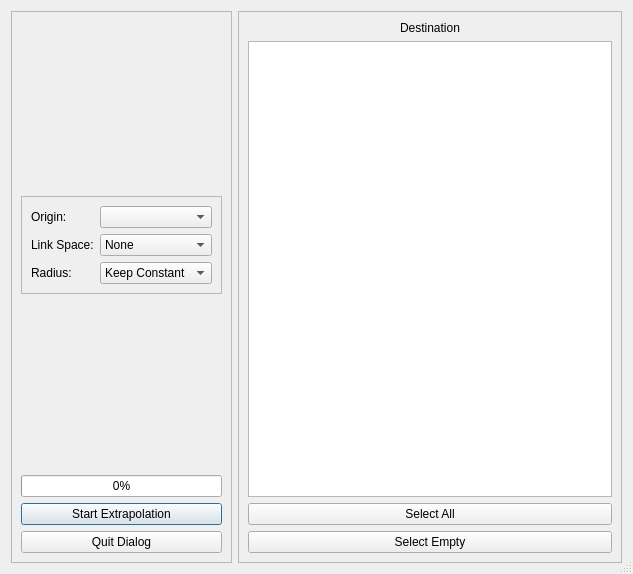
First picture: the form in braviz/interaction/qt_guis/extrapolate_spheres.ui, repository diego0020/braviz-app, before the edit.
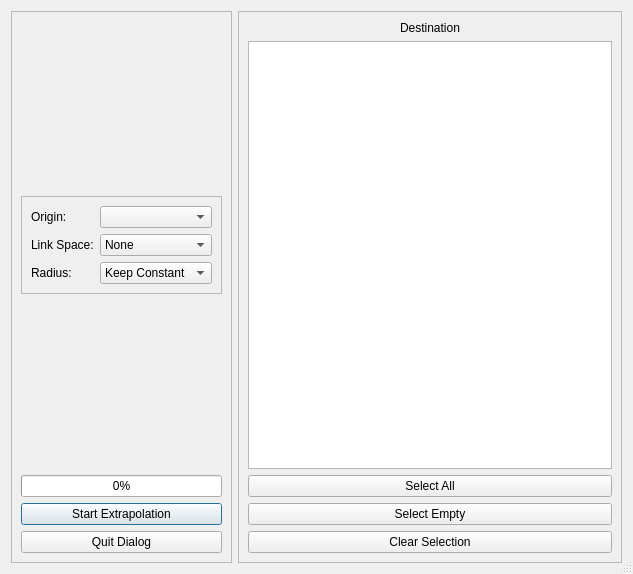
Second picture: the form after the edit.

Commit message: extrapolate scaffold

```diff
--- a/braviz/interaction/qt_guis/extrapolate_spheres.ui
+++ b/braviz/interaction/qt_guis/extrapolate_spheres.ui
@@ -203,6 +203,13 @@
         </property>
        </widget>
       </item>
+      <item>
+       <widget class="QPushButton" name="clear_button">
+        <property name="text">
+         <string>Clear Selection</string>
+        </property>
+       </widget>
+      </item>
      </layout>
     </widget>
    </item>
```
Left out of the diff: 2 changed lines with no effect on the pictures. The commit also changes 2 other files.
